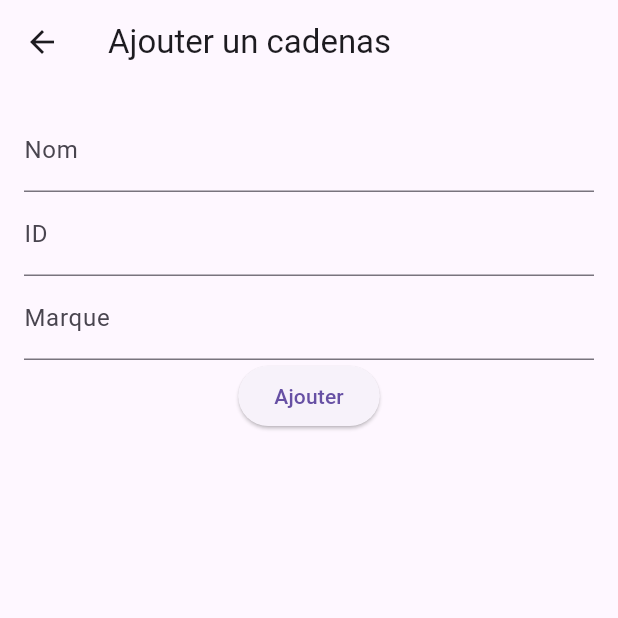
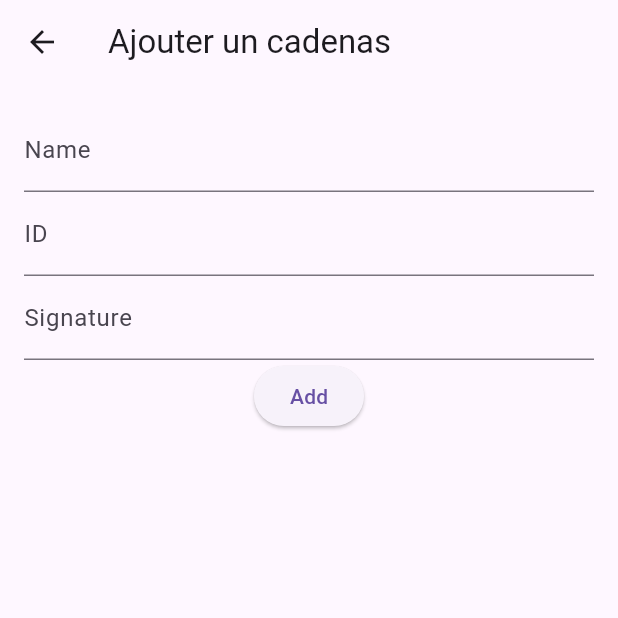
Before and after one commit to NicolasBadot/Internationnal-challenges, a Flutter app: the AddLockPage screen opened directly, on a phone screen of 412 x 824 dp, the top half of it. Run offline on Flutter 3.47's test engine with Material 3 defaults, Android fonts, the phone set to English and light mode, and no system bars; our stand-ins replace google_nav_bar, percent_indicator.

Commit message:
Ajout d'un lock à la DB

```diff
--- a/lib/Pages/AddLockPage.dart
+++ b/lib/Pages/AddLockPage.dart
@@ -1,10 +1,44 @@
 import 'package:flutter/material.dart';
+import 'package:http/http.dart' as http;
+import 'dart:convert';
 
 class AddLockPage extends StatelessWidget {
   final _formKey = GlobalKey<FormState>();
   final _nameController = TextEditingController();
   final _idController = TextEditingController();
-  final _brandController = TextEditingController();
+  final _signatureController = TextEditingController();
+
+
+  Future<void> addLock() async {
+    const userid = '1';
+    final String name = _nameController.text;
+    final String id = _idController.text;
+    final String signature = _signatureController.text;
+
+    final response = await http.post(
+      Uri.parse('http://10.107.10.64:8000/add_lock'),
+      headers: <String, String>{
+        'Content-Type': 'application/json; charset=UTF-8',
+      },
+      body: jsonEncode(<String, String>{
+        'user_id' : userid,
+        'name': name,
+        'id': id,
+        'signature': signature, // Sending the password to the backend
+      }),
+    );
+
+    if (response.statusCode == 201) {
+      print('User registered successfully');
+      // Clear text fields after successful registration
+      _nameController.clear();
+      _idController.clear();
+      _signatureController.clear();
+      // Navigate to another page or show success message
+    } else {
+      throw Exception('Failed to register user');
+    }
+  }
 
   @override
   Widget build(BuildContext context) {
@@ -20,7 +54,7 @@ class AddLockPage extends StatelessWidget {
             children: <Widget>[
               TextFormField(
                 controller: _nameController,
-                decoration: InputDecoration(labelText: 'Nom'),
+                decoration: InputDecoration(labelText: 'Name'),
                 validator: (value) {
                   if (value == null || value.isEmpty) {
                     return 'Veuillez entrer un nom';
@@ -39,8 +73,8 @@ class AddLockPage extends StatelessWidget {
                 },
               ),
               TextFormField(
-                controller: _brandController,
-                decoration: InputDecoration(labelText: 'Marque'),
+                controller: _signatureController,
+                decoration: InputDecoration(labelText: 'Signature'),
                 validator: (value) {
                   if (value == null || value.isEmpty) {
                     return 'Veuillez entrer une marque';
@@ -49,12 +83,8 @@ class AddLockPage extends StatelessWidget {
                 },
               ),
               ElevatedButton(
-                onPressed: () {
-                  if (_formKey.currentState!.validate()) {
-                    // Ajouter le cadenas
-                  }
-                },
-                child: Text('Ajouter'),
+                onPressed: addLock,
+                child: Text('Add'),
               ),
             ],
           ),
--- a/lib/Pages/register.dart
+++ b/lib/Pages/register.dart
@@ -20,7 +20,7 @@ class RegisterPage extends StatelessWidget {
     final String password = passwordController.text;
 
     final response = await http.post(
-      Uri.parse('http://putlock.umons.ac.be:8000/add_user'),
+      Uri.parse('http://10.107.10.64:8000/add_user'),
       headers: <String, String>{
         'Content-Type': 'application/json; charset=UTF-8',
       },
```
